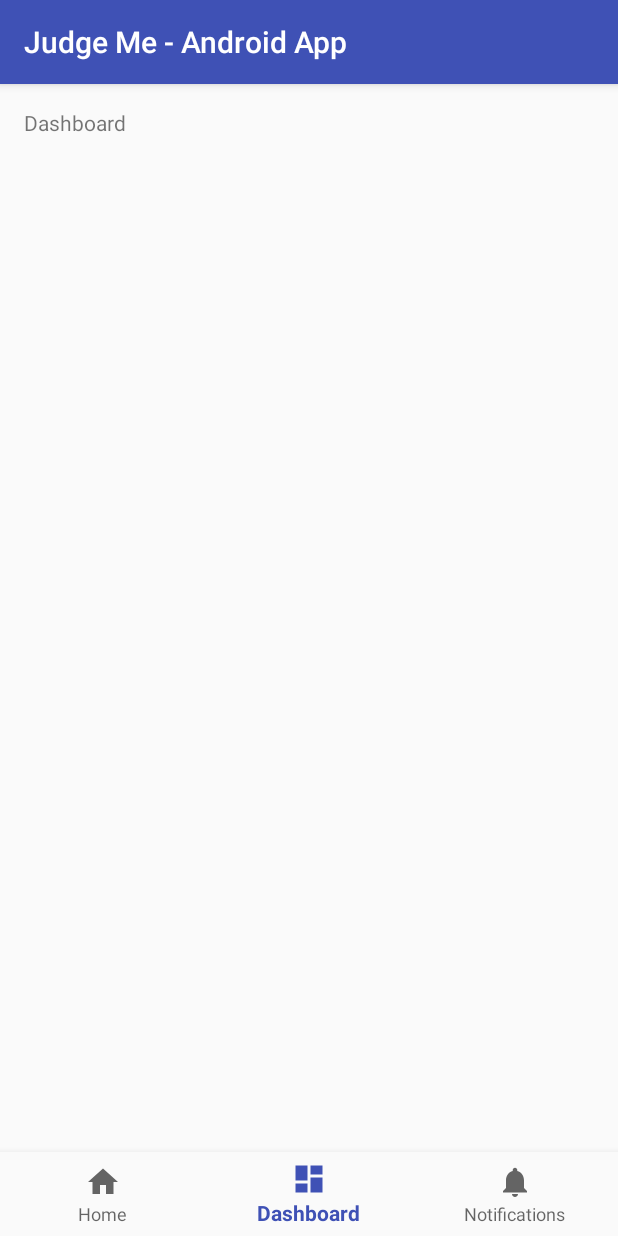
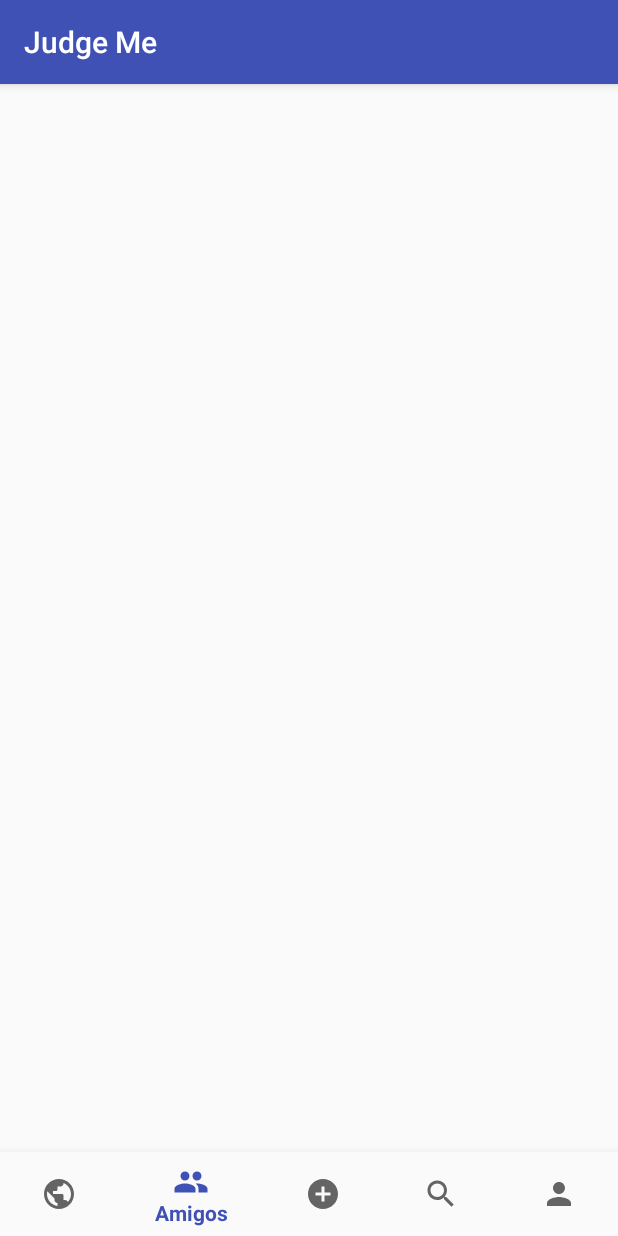
Before and after one commit to 4rthurS4ant0s/JudgeMe-Official, an Android app: the screen it shows after launch (MainActivity), item 2 of the bottom bar chosen, on a phone screen of 412 x 824 dp. Run offline under Robolectric (Android 15) with nearby library versions, the light colour scheme and no system bars.

Commit message:
BottomNavigation alterado.

```diff
--- a/app/src/main/java/comj/example/android/judgeme_androidapp/MainActivity.java
+++ b/app/src/main/java/comj/example/android/judgeme_androidapp/MainActivity.java
@@ -9,22 +9,26 @@ import android.widget.TextView;
 
 public class MainActivity extends AppCompatActivity {
 
-    private TextView mTextMessage;
-
     private BottomNavigationView.OnNavigationItemSelectedListener mOnNavigationItemSelectedListener
             = new BottomNavigationView.OnNavigationItemSelectedListener() {
 
         @Override
         public boolean onNavigationItemSelected(@NonNull MenuItem item) {
             switch (item.getItemId()) {
-                case R.id.navigation_home:
-                    mTextMessage.setText(R.string.title_home);
+                case R.id.navigation_publico:
+
                     return true;
-                case R.id.navigation_dashboard:
-                    mTextMessage.setText(R.string.title_dashboard);
+                case R.id.navigation_amigos:
+
                     return true;
-                case R.id.navigation_notifications:
-                    mTextMessage.setText(R.string.title_notifications);
+                case R.id.navigation_adiciona:
+
+                    return true;
+                case R.id.navigation_pesquisa:
+
+                    return true;
+                case R.id.navigation_perfil:
+
                     return true;
             }
             return false;
@@ -36,9 +40,9 @@ public class MainActivity extends AppCompatActivity {
         super.onCreate(savedInstanceState);
         setContentView(R.layout.activity_main);
 
-        mTextMessage = (TextView) findViewById(R.id.message);
         BottomNavigationView navigation = (BottomNavigationView) findViewById(R.id.navigation);
         navigation.setOnNavigationItemSelectedListener(mOnNavigationItemSelectedListener);
+
     }
 
 }
--- /dev/null
+++ b/app/src/main/res/drawable/ic_add_circle_black_24dp.xml
@@ -0,0 +1,9 @@
+<vector xmlns:android="http://schemas.android.com/apk/res/android"
+        android:width="24dp"
+        android:height="24dp"
+        android:viewportWidth="24.0"
+        android:viewportHeight="24.0">
+    <path
+        android:fillColor="#FF000000"
+        android:pathData="M12,2C6.48,2 2,6.48 2,12s4.48,10 10,10 10,-4.48 10,-10S17.52,2 12,2zM17,13h-4v4h-2v-4L7,13v-2h4L11,7h2v4h4v2z"/>
+</vector>
--- a/app/src/main/res/drawable/ic_dashboard_black_24dp.xml
+++ /dev/null
@@ -1,9 +0,0 @@
-<vector xmlns:android="http://schemas.android.com/apk/res/android"
-    android:width="24dp"
-    android:height="24dp"
-    android:viewportHeight="24.0"
-    android:viewportWidth="24.0">
-    <path
-        android:fillColor="#FF000000"
-        android:pathData="M3,13h8L11,3L3,3v10zM3,21h8v-6L3,15v6zM13,21h8L21,11h-8v10zM13,3v6h8L21,3h-8z" />
-</vector>
--- a/app/src/main/res/drawable/ic_home_black_24dp.xml
+++ /dev/null
@@ -1,9 +0,0 @@
-<vector xmlns:android="http://schemas.android.com/apk/res/android"
-    android:width="24dp"
-    android:height="24dp"
-    android:viewportHeight="24.0"
-    android:viewportWidth="24.0">
-    <path
-        android:fillColor="#FF000000"
-        android:pathData="M10,20v-6h4v6h5v-8h3L12,3 2,12h3v8z" />
-</vector>
--- a/app/src/main/res/drawable/ic_notifications_black_24dp.xml
+++ /dev/null
@@ -1,9 +0,0 @@
-<vector xmlns:android="http://schemas.android.com/apk/res/android"
-    android:width="24dp"
-    android:height="24dp"
-    android:viewportHeight="24.0"
-    android:viewportWidth="24.0">
-    <path
-        android:fillColor="#FF000000"
-        android:pathData="M12,22c1.1,0 2,-0.9 2,-2h-4c0,1.1 0.89,2 2,2zM18,16v-5c0,-3.07 -1.64,-5.64 -4.5,-6.32L13.5,4c0,-0.83 -0.67,-1.5 -1.5,-1.5s-1.5,0.67 -1.5,1.5v0.68C7.63,5.36 6,7.92 6,11v5l-2,2v1h16v-1l-2,-2z" />
-</vector>
--- /dev/null
+++ b/app/src/main/res/drawable/ic_people_black_24dp.xml
@@ -0,0 +1,9 @@
+<vector xmlns:android="http://schemas.android.com/apk/res/android"
+        android:width="24dp"
+        android:height="24dp"
+        android:viewportWidth="24.0"
+        android:viewportHeight="24.0">
+    <path
+        android:fillColor="#FF000000"
+        android:pathData="M16,11c1.66,0 2.99,-1.34 2.99,-3S17.66,5 16,5c-1.66,0 -3,1.34 -3,3s1.34,3 3,3zM8,11c1.66,0 2.99,-1.34 2.99,-3S9.66,5 8,5C6.34,5 5,6.34 5,8s1.34,3 3,3zM8,13c-2.33,0 -7,1.17 -7,3.5L1,19h14v-2.5c0,-2.33 -4.67,-3.5 -7,-3.5zM16,13c-0.29,0 -0.62,0.02 -0.97,0.05 1.16,0.84 1.97,1.97 1.97,3.45L17,19h6v-2.5c0,-2.33 -4.67,-3.5 -7,-3.5z"/>
+</vector>
--- /dev/null
+++ b/app/src/main/res/drawable/ic_person_black_24dp.xml
@@ -0,0 +1,9 @@
+<vector xmlns:android="http://schemas.android.com/apk/res/android"
+        android:width="24dp"
+        android:height="24dp"
+        android:viewportWidth="24.0"
+        android:viewportHeight="24.0">
+    <path
+        android:fillColor="#FF000000"
+        android:pathData="M12,12c2.21,0 4,-1.79 4,-4s-1.79,-4 -4,-4 -4,1.79 -4,4 1.79,4 4,4zM12,14c-2.67,0 -8,1.34 -8,4v2h16v-2c0,-2.66 -5.33,-4 -8,-4z"/>
+</vector>
--- /dev/null
+++ b/app/src/main/res/drawable/ic_public_black_24dp.xml
@@ -0,0 +1,9 @@
+<vector xmlns:android="http://schemas.android.com/apk/res/android"
+        android:width="24dp"
+        android:height="24dp"
+        android:viewportWidth="24.0"
+        android:viewportHeight="24.0">
+    <path
+        android:fillColor="#FF000000"
+        android:pathData="M12,2C6.48,2 2,6.48 2,12s4.48,10 10,10 10,-4.48 10,-10S17.52,2 12,2zM11,19.93c-3.95,-0.49 -7,-3.85 -7,-7.93 0,-0.62 0.08,-1.21 0.21,-1.79L9,15v1c0,1.1 0.9,2 2,2v1.93zM17.9,17.39c-0.26,-0.81 -1,-1.39 -1.9,-1.39h-1v-3c0,-0.55 -0.45,-1 -1,-1L8,12v-2h2c0.55,0 1,-0.45 1,-1L11,7h2c1.1,0 2,-0.9 2,-2v-0.41c2.93,1.19 5,4.06 5,7.41 0,2.08 -0.8,3.97 -2.1,5.39z"/>
+</vector>
--- /dev/null
+++ b/app/src/main/res/drawable/ic_search_black_24dp.xml
@@ -0,0 +1,9 @@
+<vector xmlns:android="http://schemas.android.com/apk/res/android"
+        android:width="24dp"
+        android:height="24dp"
+        android:viewportWidth="24.0"
+        android:viewportHeight="24.0">
+    <path
+        android:fillColor="#FF000000"
+        android:pathData="M15.5,14h-0.79l-0.28,-0.27C15.41,12.59 16,11.11 16,9.5 16,5.91 13.09,3 9.5,3S3,5.91 3,9.5 5.91,16 9.5,16c1.61,0 3.09,-0.59 4.23,-1.57l0.27,0.28v0.79l5,4.99L20.49,19l-4.99,-5zM9.5,14C7.01,14 5,11.99 5,9.5S7.01,5 9.5,5 14,7.01 14,9.5 11.99,14 9.5,14z"/>
+</vector>
--- a/app/src/main/res/layout/activity_main.xml
+++ b/app/src/main/res/layout/activity_main.xml
@@ -6,17 +6,6 @@
     android:layout_width="match_parent"
     android:layout_height="match_parent"
     tools:context="comj.example.android.judgeme_androidapp.MainActivity">
-
-    <TextView
-        android:id="@+id/message"
-        android:layout_width="wrap_content"
-        android:layout_height="wrap_content"
-        android:layout_marginLeft="@dimen/activity_horizontal_margin"
-        android:layout_marginStart="@dimen/activity_horizontal_margin"
-        android:layout_marginTop="@dimen/activity_vertical_margin"
-        android:text="@string/title_home"
-        app:layout_constraintLeft_toLeftOf="parent"
-        app:layout_constraintTop_toTopOf="parent" />
 
     <android.support.design.widget.BottomNavigationView
         android:id="@+id/navigation"
--- a/app/src/main/res/menu/navigation.xml
+++ b/app/src/main/res/menu/navigation.xml
@@ -2,18 +2,28 @@
 <menu xmlns:android="http://schemas.android.com/apk/res/android">
 
     <item
-        android:id="@+id/navigation_home"
-        android:icon="@drawable/ic_home_black_24dp"
-        android:title="@string/title_home" />
+        android:id="@+id/navigation_publico"
+        android:icon="@drawable/ic_public_black_24dp"
+        android:title="@string/title_publico" />
 
     <item
-        android:id="@+id/navigation_dashboard"
-        android:icon="@drawable/ic_dashboard_black_24dp"
-        android:title="@string/title_dashboard" />
+        android:id="@+id/navigation_amigos"
+        android:icon="@drawable/ic_people_black_24dp"
+        android:title="@string/title_amigos" />
 
     <item
-        android:id="@+id/navigation_notifications"
-        android:icon="@drawable/ic_notifications_black_24dp"
-        android:title="@string/title_notifications" />
+        android:id="@+id/navigation_adiciona"
+        android:icon="@drawable/ic_add_circle_black_24dp"
+        android:title="@string/title_adiciona" />
+
+    <item
+        android:id="@+id/navigation_pesquisa"
+        android:icon="@drawable/ic_search_black_24dp"
+        android:title="@string/title_pesquisa" />
+
+    <item
+        android:id="@+id/navigation_perfil"
+        android:icon="@drawable/ic_person_black_24dp"
+        android:title="@string/title_perfil" />
 
 </menu>
--- a/app/src/main/res/values/strings.xml
+++ b/app/src/main/res/values/strings.xml
@@ -1,6 +1,10 @@
 <resources>
-    <string name="app_name">Judge Me - Android App</string>
-    <string name="title_home">Home</string>
-    <string name="title_dashboard">Dashboard</string>
-    <string name="title_notifications">Notifications</string>
+    <string name="app_name">Judge Me</string>
+
+    <string name="title_publico">Público</string>
+    <string name="title_amigos">Amigos</string>
+    <string name="title_adiciona">Adicionar</string>
+    <string name="title_pesquisa">Pesquisar</string>
+    <string name="title_perfil">Perfil</string>
+
 </resources>
```
